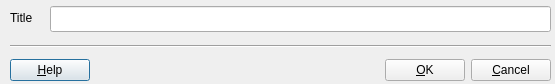
First picture: the form in src/musredit/forms/PGetTitleBlockDialog.ui, repository aPeter1/musrfit-fork, before the edit.
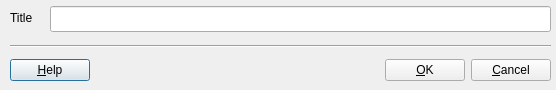
Second picture: the form after the edit. Icons and pictures are not drawn.

Patch:
```diff
--- a/src/musredit/forms/PGetTitleBlockDialog.ui
+++ b/src/musredit/forms/PGetTitleBlockDialog.ui
@@ -6,8 +6,8 @@
    <rect>
     <x>0</x>
     <y>0</y>
-    <width>555</width>
-    <height>84</height>
+    <width>556</width>
+    <height>90</height>
    </rect>
   </property>
   <property name="windowTitle">
```
Left out of the diff: 3 changed lines with no effect on the pictures.
